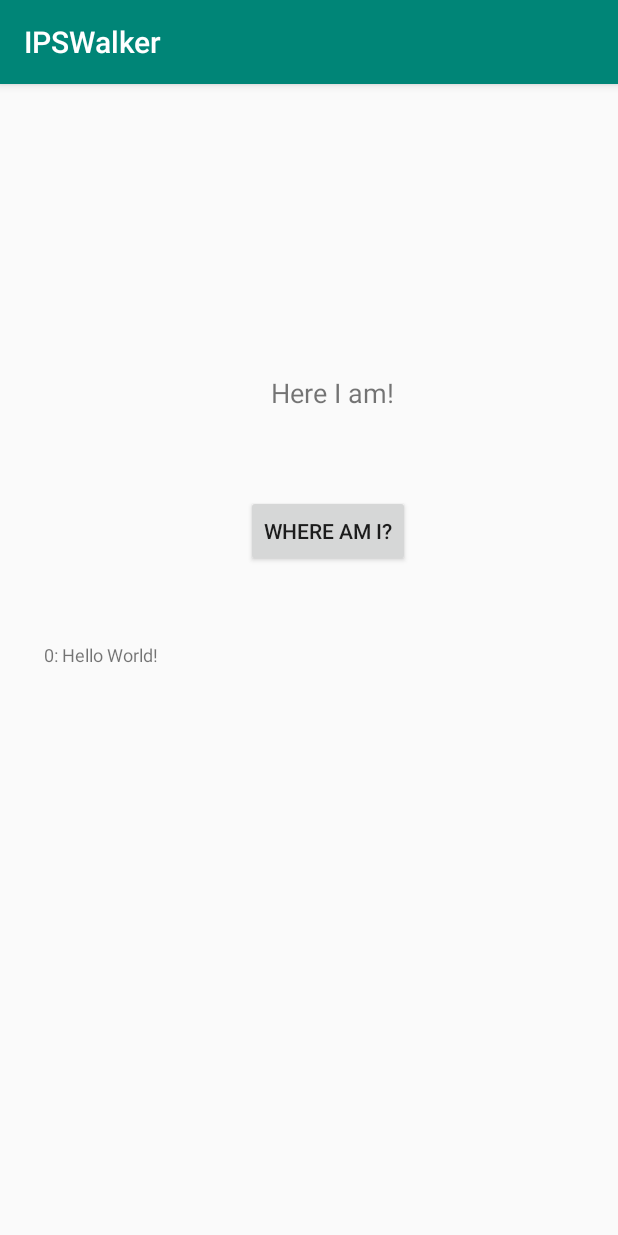
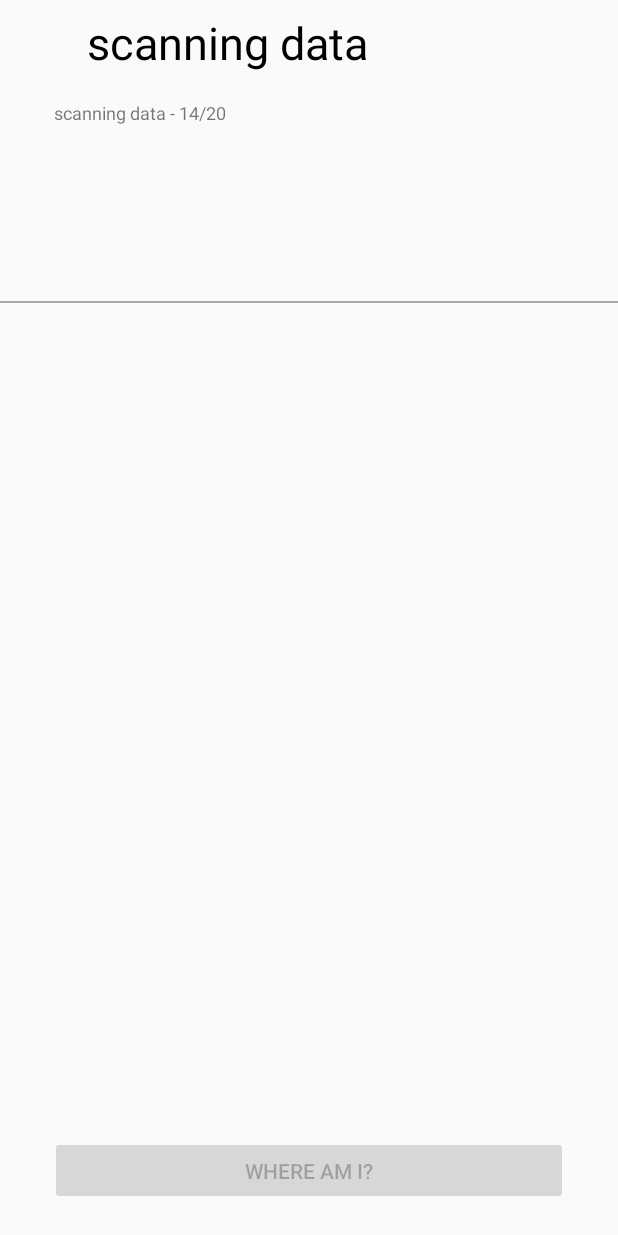
Before and after one commit to AgungDwiW/RandomForest-RSS-Fingerprinting-IPS, an Android app: the screen it shows after launch (MainActivity), on a phone screen of 412 x 824 dp. Run offline under Robolectric (Android 15) with nearby library versions, the phone set to English and light mode, and no system bars; 4 statements that could not run were skipped.

Commit message:
GUI minimalistic

```diff
--- a/IPS Walker/app/build.gradle
+++ b/IPS Walker/app/build.gradle
@@ -23,9 +23,12 @@ dependencies {
     implementation fileTree(dir: 'libs', include: ['*.jar'])
     implementation 'androidx.appcompat:appcompat:1.1.0'
     implementation 'androidx.constraintlayout:constraintlayout:1.1.3'
+    implementation 'com.android.support:appcompat-v7:28.0.0'
+    implementation 'com.android.support:recyclerview-v7:28.0.0'
     testImplementation 'junit:junit:4.12'
     androidTestImplementation 'androidx.test.ext:junit:1.1.0'
     androidTestImplementation 'androidx.test.espresso:espresso-core:3.1.1'
+    implementation 'androidx.recyclerview:recyclerview:1.0.0'
     android {
         useLibrary 'org.apache.http.legacy'
     }
--- /dev/null
+++ b/IPS Walker/app/src/main/java/com/example/ipswalker/Adapter.java
@@ -0,0 +1,51 @@
+package com.example.ipswalker;
+
+import android.graphics.Movie;
+import android.view.LayoutInflater;
+import android.view.View;
+import android.view.ViewGroup;
+import android.widget.TextView;
+
+import androidx.recyclerview.widget.RecyclerView;
+
+import java.util.List;
+
+public class Adapter extends RecyclerView.Adapter<Adapter.MyViewHolder> {
+
+    private List<Info> moviesList;
+
+    public class MyViewHolder extends RecyclerView.ViewHolder {
+        public TextView title, subtitle;
+
+        public MyViewHolder(View view) {
+            super(view);
+            title = (TextView) view.findViewById(R.id.title);
+            subtitle = (TextView) view.findViewById(R.id.subtitle);
+        }
+    }
+
+
+    public Adapter(List<Info> moviesList) {
+        this.moviesList = moviesList;
+    }
+
+    @Override
+    public MyViewHolder onCreateViewHolder(ViewGroup parent, int viewType) {
+        View itemView = LayoutInflater.from(parent.getContext())
+                .inflate(R.layout.row , parent, false);
+
+        return new MyViewHolder(itemView);
+    }
+
+    @Override
+    public void onBindViewHolder(MyViewHolder holder, int position) {
+        Info movie = moviesList.get(position);
+        holder.title.setText(movie.getTitle());
+        holder.subtitle.setText(movie.getSubtitle());
+    }
+
+    @Override
+    public int getItemCount() {
+        return moviesList.size();
+    }
+}
--- a/IPS Walker/app/src/main/java/com/example/ipswalker/MainActivity.java
+++ b/IPS Walker/app/src/main/java/com/example/ipswalker/MainActivity.java
@@ -1,77 +1,79 @@
 package com.example.ipswalker;
 
 import androidx.appcompat.app.AppCompatActivity;
+import androidx.recyclerview.widget.DefaultItemAnimator;
+import androidx.recyclerview.widget.LinearLayoutManager;
+import androidx.recyclerview.widget.RecyclerView;
 
-import android.app.ProgressDialog;
-import android.content.BroadcastReceiver;
 import android.content.Context;
-import android.content.Intent;
-import android.content.IntentFilter;
-import android.net.Uri;
 import android.net.wifi.ScanResult;
 import android.net.wifi.WifiManager;
 import android.os.AsyncTask;
 import android.os.Bundle;
-import android.os.Looper;
 import android.text.Layout;
 import android.text.method.ScrollingMovementMethod;
 import android.view.View;
+import android.widget.ArrayAdapter;
 import android.widget.Button;
+import android.widget.ListView;
 import android.widget.TextView;
 import android.widget.Toast;
 
-import org.apache.http.HttpResponse;
-import org.apache.http.client.HttpClient;
-import org.apache.http.client.methods.HttpPost;
-import org.apache.http.entity.StringEntity;
-import org.apache.http.impl.client.DefaultHttpClient;
-import org.apache.http.message.BasicHeader;
-import org.apache.http.params.HttpConnectionParams;
-import org.apache.http.protocol.HTTP;
 import org.json.JSONException;
 import org.json.JSONObject;
 
-import java.io.BufferedReader;
-import java.io.BufferedWriter;
 import java.io.DataOutputStream;
-import java.io.IOException;
 import java.io.InputStream;
 import java.io.InputStreamReader;
-import java.io.OutputStream;
-import java.io.OutputStreamWriter;
 import java.net.HttpURLConnection;
-import java.net.MalformedURLException;
 import java.net.URL;
 import java.util.ArrayList;
 import java.util.List;
 
 import static android.os.SystemClock.sleep;
-import static android.provider.ContactsContract.CommonDataKinds.Website.URL;
-import static android.text.TextUtils.isEmpty;
-import static java.net.Proxy.Type.HTTP;
 
 public class MainActivity extends AppCompatActivity {
     //console
     public TextView console;
     public int n;
 
+      /*
+        SSID	            BSSID       	    A	        N
+        Ephemeral blessing	ce:73:14:c4:7a:28	-63.555	    2.18345215481207
+        Elfais	            18:0f:76:91:f2:72	-47.43	    3.40041922816446
+        TP-LINK_E630	    c0:25:e9:7a:e6:30	-54.685	    2.87070468917083
+         */
+
     private Button send;
-    private TextView text;
+    private TextView text, subtitle;
     private WifiManager wifiManager;
-    private String uri = "http://192.168.43.187:5000/api";
+    private String uri = "http://192.168.100.77:5000/api";
+//
+//    private ArrayAdapter adapter;
+//    private ArrayList<String> arrayList = new ArrayList<>();
+//    public ListView groupList;
+    private List<Info> arrayList = new ArrayList<>();
+    private RecyclerView recyclerView;
+    private Adapter mAdapter;
+
     public static final int CONNECTION_TIMEOUT=10000;
     public static final int READ_TIMEOUT=15000;
+
+
     @Override
     protected void onCreate(Bundle savedInstanceState) {
         super.onCreate(savedInstanceState);
         setContentView(R.layout.activity_main);
 
-        console = findViewById(R.id.console);
-        console.setMovementMethod(new ScrollingMovementMethod());
+//        console = findViewById(R.id.console);
+//        console.setMovementMethod(new ScrollingMovementMethod());
         n=1;
 
         send = findViewById(R.id.button);
-        text = findViewById(R.id.textView);
+        text = findViewById(R.id.title);
+        subtitle = findViewById(R.id.subtitle);
+        subtitle.setMovementMethod(new ScrollingMovementMethod());
+
         send.setOnClickListener(new View.OnClickListener() {
             @Override
             public void onClick(View view) {
@@ -83,6 +85,76 @@ public class MainActivity extends AppCompatActivity {
             Toast.makeText(this, "WiFi is disabled ... We need to enable it", Toast.LENGTH_LONG).show();
             wifiManager.setWifiEnabled(true);
         }
+        recyclerView = (RecyclerView) findViewById(R.id.list);
+
+        mAdapter = new Adapter(arrayList);
+        RecyclerView.LayoutManager mLayoutManager = new LinearLayoutManager(getApplicationContext());
+        recyclerView.setLayoutManager(mLayoutManager);
+        recyclerView.setItemAnimator(new DefaultItemAnimator());
+        recyclerView.setAdapter(mAdapter);
+
+
+//        groupList = findViewById(R.id.list);
+//        adapter = new ArrayAdapter<>(this, android.R.layout.simple_list_item_1, arrayList);
+//        LinearLayoutManager linearLayoutManager = new LinearLayoutManager(getApplicationContext());
+//        groupList.setAdapter(adapter);
+        new scanWifi().execute();
+    }
+
+    private void renderView(String result){
+        JSONObject reader = null;
+        JSONObject infos = null;
+        try {
+            reader = new JSONObject(result);
+
+            String name = reader.getString("booth_name");
+            String subtitle_s = reader.getString("boot_subtitle");
+            infos = reader.getJSONObject("booth_info");
+
+//
+//            printConsole("========================");
+//            printConsole("Reply");
+//            printConsole("========================");
+//            printConsole("Boooth name :" + name);
+//            for (int x = 1; x<=infos.length(); x++){
+//                JSONObject item = infos.getJSONObject(x+"");
+//                printConsole("------------"+x+"------------");
+//                printConsole("title: " + item.getString("title"));
+//                printConsole("subtitle: ");
+//                printConsole( item.getString("subtitle"));
+//            }
+//            printConsole("========================");
+
+
+            text.setText(name);
+            subtitle.setText(subtitle_s);
+            console = subtitle;
+            final Layout layout = console.getLayout();
+            if(layout != null){
+                int scrollDelta = layout.getLineBottom(console.getLineCount() - 1)
+                        - console.getScrollY() - console.getHeight();
+                if(scrollDelta > 0)
+                    console.scrollBy(0, scrollDelta);
+            }
+            arrayList.clear();
+
+            for (int x = 1; x<=infos.length(); x++) {
+                JSONObject item = infos.getJSONObject(x + "");
+                Info info = new Info (item.getString("title"),item.getString("subtitle") );
+                arrayList.add(info);
+            }
+
+            mAdapter.notifyDataSetChanged();
+
+        } catch (JSONException e) {
+            text.setText("error");
+//            printConsole(result);
+            e.printStackTrace();
+            subtitle.setText("error in position aquisition");
+            arrayList.clear();
+            mAdapter.notifyDataSetChanged();
+        }
+        send.setEnabled(true);
     }
 
     private class SendDeviceDetails extends AsyncTask<String, Void, String> {
@@ -128,43 +200,19 @@ public class MainActivity extends AppCompatActivity {
         @Override
         protected void onPostExecute(String result) {
             super.onPostExecute(result);
-            JSONObject reader = null;
-            JSONObject infos = null;
-            try {
-                reader = new JSONObject(result);
-
-                String name = reader.getString("booth_name");
-                infos = reader.getJSONObject("booth_info");
-
-
-                printConsole("========================");
-                printConsole("Reply");
-                printConsole("========================");
-                printConsole("Boooth name :" + name);
-                for (int x = 1; x<=infos.length(); x++){
-                    JSONObject item = infos.getJSONObject(x+"");
-                    printConsole("------------"+x+"------------");
-                    printConsole("title: " + item.getString("title"));
-                    printConsole("subtitle: ");
-                    printConsole( item.getString("subtitle"));
-                }
-                printConsole("========================");
-                text.setText(name);
-
-            } catch (JSONException e) {
-                text.setText("error");
-                printConsole(result);
-                e.printStackTrace();
-            }
-
+            renderView(result);
 
         }
     }
 
     public void printConsole(String s){
         // Function to print to console
-        console.append(n+": "+ s +"\n");
-        n+=1;
+        arrayList.clear();
+        mAdapter.notifyDataSetChanged();
+        console = subtitle;
+        console.setText("");
+        console.append(s +"\n");
+
         final Layout layout = console.getLayout();
         if(layout != null){
             int scrollDelta = layout.getLineBottom(console.getLineCount() - 1)
@@ -195,8 +243,10 @@ public class MainActivity extends AppCompatActivity {
             runOnUiThread(new Runnable() {
                 @Override
                 public void run() {
-                    printConsole("scanning data;");
-                    printConsole("--------------------- ");
+                    send.setEnabled(false);
+//                    printConsole("scanning data;");
+//                    printConsole("--------------------- ");
+                    text.setText("scanning data");
                 }
             });
             List<ScanResult> results;
@@ -242,11 +292,11 @@ public class MainActivity extends AppCompatActivity {
             level3 /= count3;
 
 
-            printConsole("============");
-            printConsole(BSSID1 + " : " + level1);
-            printConsole(BSSID2 + " : " + level2);
-            printConsole(BSSID3 + " : " + level3);
-            printConsole("============");
+//            printConsole("============");
+//            printConsole(BSSID1 + " : " + level1);
+//            printConsole(BSSID2 + " : " + level2);
+//            printConsole(BSSID3 + " : " + level3);
+//            printConsole("============");
 
 
 
--- /dev/null
+++ b/IPS Walker/app/src/main/res/layout/aaaa.xml
@@ -0,0 +1,6 @@
+<?xml version="1.0" encoding="utf-8"?>
+<androidx.constraintlayout.widget.ConstraintLayout
+    xmlns:android="http://schemas.android.com/apk/res/android" android:layout_width="match_parent"
+    android:layout_height="match_parent">
+
+</androidx.constraintlayout.widget.ConstraintLayout>
--- a/IPS Walker/app/src/main/res/layout/activity_main.xml
+++ b/IPS Walker/app/src/main/res/layout/activity_main.xml
@@ -7,43 +7,65 @@
     tools:context=".MainActivity">
 
     <TextView
-        android:id="@+id/console"
-        android:layout_width="353dp"
-        android:layout_height="177dp"
-        android:scrollbars="vertical"
-        android:singleLine="false"
-        android:text="0: Hello World!"
+        android:id="@+id/subtitle"
+        android:layout_width="348dp"
+        android:layout_height="87dp"
+        android:layout_marginTop="15dp"
         android:textSize="12sp"
         app:layout_constraintBottom_toBottomOf="parent"
+        app:layout_constraintHorizontal_bias="0.566"
         app:layout_constraintLeft_toLeftOf="parent"
         app:layout_constraintRight_toRightOf="parent"
-        app:layout_constraintTop_toBottomOf="@+id/button"
-        app:layout_constraintVertical_bias="0.187" />
+        app:layout_constraintTop_toBottomOf="@+id/title"
+        app:layout_constraintVertical_bias="0.0" />
 
     <Button
         android:id="@+id/button"
-        android:layout_width="wrap_content"
-        android:layout_height="wrap_content"
+        android:layout_width="345dp"
+        android:layout_height="46dp"
         android:layout_marginTop="56dp"
         android:text="Where am I?"
         app:layout_constraintBottom_toBottomOf="parent"
         app:layout_constraintEnd_toEndOf="parent"
-        app:layout_constraintHorizontal_bias="0.541"
+        app:layout_constraintHorizontal_bias="0.498"
         app:layout_constraintStart_toStartOf="parent"
-        app:layout_constraintTop_toBottomOf="@+id/textView"
+        app:layout_constraintTop_toTopOf="parent"
+        app:layout_constraintVertical_bias="0.971" />
+
+    <TextView
+        android:id="@+id/title"
+        android:layout_width="354dp"
+        android:layout_height="43dp"
+        android:layout_marginTop="8dp"
+        android:textColor="#000000"
+        android:textSize="30sp"
+        app:layout_constraintBottom_toBottomOf="parent"
+        app:layout_constraintEnd_toEndOf="parent"
+        app:layout_constraintHorizontal_bias="1.0"
+        app:layout_constraintLeft_toLeftOf="parent"
+        app:layout_constraintRight_toRightOf="parent"
+        app:layout_constraintStart_toStartOf="parent"
+        app:layout_constraintTop_toTopOf="parent"
         app:layout_constraintVertical_bias="0.0" />
 
-    <TextView
-        android:id="@+id/textView"
-        android:layout_width="wrap_content"
-        android:layout_height="wrap_content"
-        android:text="Here I am!"
-        android:textSize="18sp"
+    <View
+        android:layout_width="match_parent"
+        android:layout_height="1dp"
+        android:background="@android:color/darker_gray"
         app:layout_constraintBottom_toBottomOf="parent"
-        app:layout_constraintHorizontal_bias="0.547"
-        app:layout_constraintLeft_toLeftOf="parent"
-        app:layout_constraintRight_toRightOf="parent"
+        app:layout_constraintStart_toStartOf="parent"
         app:layout_constraintTop_toTopOf="parent"
-        app:layout_constraintVertical_bias="0.26" />
+        app:layout_constraintVertical_bias="0.244" />
+
+    <androidx.recyclerview.widget.RecyclerView
+        android:id="@+id/list"
+        android:layout_width="348dp"
+        android:layout_height="405dp"
+        android:layout_marginStart="4dp"
+        android:layout_marginLeft="4dp"
+        app:layout_constraintBottom_toBottomOf="parent"
+        app:layout_constraintStart_toStartOf="parent"
+        app:layout_constraintTop_toTopOf="parent"
+        app:layout_constraintVertical_bias="0.71" />
 
 </androidx.constraintlayout.widget.ConstraintLayout>
--- a/IPS Walker/app/src/main/res/values/colors.xml
+++ b/IPS Walker/app/src/main/res/values/colors.xml
@@ -1,6 +1,8 @@
 <?xml version="1.0" encoding="utf-8"?>
 <resources>
-    <color name="colorPrimary">#008577</color>
-    <color name="colorPrimaryDark">#00574B</color>
-    <color name="colorAccent">#D81B60</color>
+    <color name="colorPrimary">#3F51B5</color>
+    <color name="colorPrimaryDark">#303F9F</color>
+    <color name="colorAccent">#FF4081</color>
+    <color name="year">#999999</color>
+    <color name="title">#222222</color>
 </resources>
--- /dev/null
+++ b/IPS Walker/app/src/main/res/values/refs.xml
@@ -0,0 +1,2 @@
+<?xml version="1.0" encoding="utf-8"?>
+<resources></resources>
--- a/IPS Walker/app/src/main/res/values/styles.xml
+++ b/IPS Walker/app/src/main/res/values/styles.xml
@@ -1,7 +1,7 @@
 <resources>
 
     <!-- Base application theme. -->
-    <style name="AppTheme" parent="Theme.AppCompat.Light.DarkActionBar">
+    <style name="AppTheme" parent="Theme.AppCompat.Light.NoActionBar">
         <!-- Customize your theme here. -->
         <item name="colorPrimary">@color/colorPrimary</item>
         <item name="colorPrimaryDark">@color/colorPrimaryDark</item>
```
Also changed, not shown: IPS Walker/app/src/main/java/com/example/ipswalker/Info.java (added, +26 -0 lines), IPS Walker/app/src/main/res/layout/row.xml (added, +29 -0 lines), IPS Walker/app/src/main/res/values/dimens.xml (added, +8 -0 lines), 2 other files.
